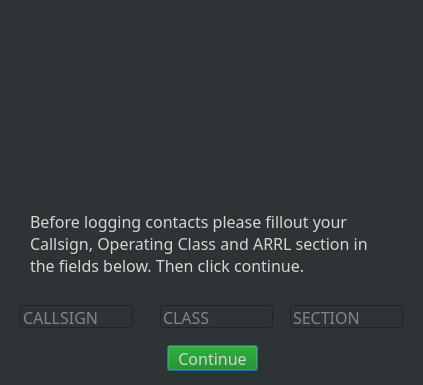
This is fdlogger/data/startup.ui in mbridak/FieldDayLogger as Qt 5 draws it before an edit. The edited form follows.
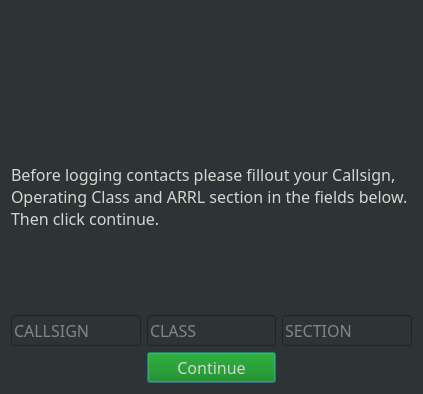
This is the edited form. Icons and pictures are not drawn.

Commit message: Made resizable

What changed in the file:
```diff
--- a/fdlogger/data/startup.ui
+++ b/fdlogger/data/startup.ui
@@ -7,7 +7,7 @@
     <x>0</x>
     <y>0</y>
     <width>423</width>
-    <height>385</height>
+    <height>394</height>
    </rect>
   </property>
   <property name="windowTitle">
@@ -17,23 +17,9 @@
    <string notr="true">background-color: rgb(46, 52, 54);
 color: rgb(211, 215, 207);</string>
   </property>
+  <layout class="QGridLayout" name="gridLayout">
+   <item row="0" column="0" colspan="3">
   <widget class="QLabel" name="label">
-   <property name="geometry">
-    <rect>
-     <x>20</x>
-     <y>10</y>
-     <width>381</width>
-     <height>191</height>
-    </rect>
-   </property>
-   <property name="font">
-    <font>
-     <family>JetBrains Mono</family>
-     <pointsize>12</pointsize>
-     <weight>50</weight>
-     <bold>false</bold>
-    </font>
-   </property>
    <property name="text">
     <string/>
    </property>
@@ -44,20 +30,35 @@
     <bool>true</bool>
    </property>
   </widget>
+   </item>
+   <item row="1" column="0" colspan="3">
+    <widget class="QLabel" name="label_2">
+     <property name="font">
+      <font>
+       <family>JetBrains Mono</family>
+       <pointsize>12</pointsize>
+      </font>
+     </property>
+     <property name="text">
+      <string>Before logging contacts please fillout your Callsign, Operating Class and ARRL section in the fields below. Then click continue.</string>
+     </property>
+     <property name="textFormat">
+      <enum>Qt::PlainText</enum>
+     </property>
+     <property name="alignment">
+      <set>Qt::AlignLeading|Qt::AlignLeft|Qt::AlignTop</set>
+     </property>
+     <property name="wordWrap">
+      <bool>true</bool>
+     </property>
+    </widget>
+   </item>
+   <item row="2" column="0">
   <widget class="QLineEdit" name="dialog_callsign">
-   <property name="geometry">
-    <rect>
-     <x>20</x>
-     <y>305</y>
-     <width>113</width>
-     <height>23</height>
-    </rect>
-   </property>
    <property name="font">
     <font>
      <family>JetBrains Mono</family>
      <pointsize>12</pointsize>
-     <weight>50</weight>
      <bold>false</bold>
     </font>
    </property>
@@ -68,21 +69,13 @@
     <string>CALLSIGN</string>
    </property>
   </widget>
+   </item>
+   <item row="2" column="1">
   <widget class="QLineEdit" name="dialog_class">
-   <property name="geometry">
-    <rect>
-     <x>160</x>
-     <y>305</y>
-     <width>113</width>
-     <height>23</height>
-    </rect>
-   </property>
    <property name="font">
     <font>
      <family>JetBrains Mono</family>
      <pointsize>12</pointsize>
-     <weight>50</weight>
-     <bold>false</bold>
     </font>
    </property>
    <property name="toolTip">
@@ -92,21 +85,13 @@
     <string>CLASS</string>
    </property>
   </widget>
+   </item>
+   <item row="2" column="2">
   <widget class="QLineEdit" name="dialog_section">
-   <property name="geometry">
-    <rect>
-     <x>290</x>
-     <y>305</y>
-     <width>113</width>
-     <height>23</height>
-    </rect>
-   </property>
    <property name="font">
     <font>
      <family>JetBrains Mono</family>
      <pointsize>12</pointsize>
-     <weight>50</weight>
-     <bold>false</bold>
     </font>
    </property>
    <property name="toolTip">
@@ -116,21 +101,13 @@
     <string comment="Input your ARRL section">SECTION</string>
    </property>
   </widget>
+   </item>
+   <item row="3" column="1">
   <widget class="QPushButton" name="continue_pushButton">
-   <property name="geometry">
-    <rect>
-     <x>167</x>
-     <y>345</y>
-     <width>91</width>
-     <height>26</height>
-    </rect>
-   </property>
    <property name="font">
     <font>
      <family>JetBrains Mono</family>
      <pointsize>12</pointsize>
-     <weight>50</weight>
-     <bold>false</bold>
     </font>
    </property>
    <property name="styleSheet">
@@ -149,36 +126,8 @@
     <bool>false</bool>
    </property>
   </widget>
-  <widget class="QLabel" name="label_2">
-   <property name="geometry">
-    <rect>
-     <x>30</x>
-     <y>210</y>
-     <width>361</width>
-     <height>81</height>
-    </rect>
-   </property>
-   <property name="font">
-    <font>
-     <family>JetBrains Mono</family>
-     <pointsize>12</pointsize>
-     <weight>50</weight>
-     <bold>false</bold>
-    </font>
-   </property>
-   <property name="text">
-    <string>Before logging contacts please fillout your Callsign, Operating Class and ARRL section in the fields below. Then click continue.</string>
-   </property>
-   <property name="textFormat">
-    <enum>Qt::PlainText</enum>
-   </property>
-   <property name="alignment">
-    <set>Qt::AlignLeading|Qt::AlignLeft|Qt::AlignTop</set>
-   </property>
-   <property name="wordWrap">
-    <bool>true</bool>
-   </property>
-  </widget>
+   </item>
+  </layout>
  </widget>
  <resources/>
  <connections/>
```
Left out of the diff: 2 changed lines with no effect on the pictures. Lines whose indentation alone changed are shown as unchanged.
